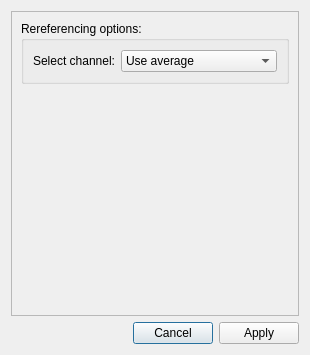
Qt form designer_ui_files/rereferencingDialogUi.ui (cibr-jyu/meggie) before a commit.
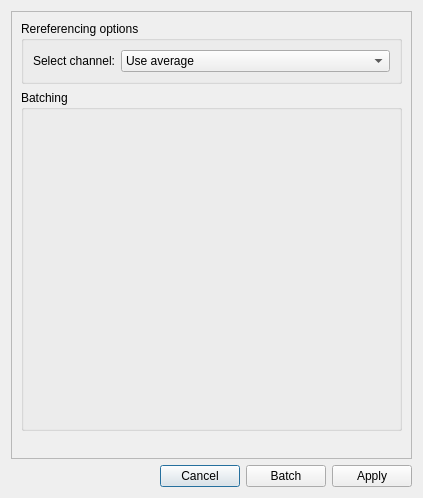
The same form after that commit.

Commit message: Implement batch to referencing

```diff
--- a/designer_ui_files/rereferencingDialogUi.ui
+++ b/designer_ui_files/rereferencingDialogUi.ui
@@ -6,8 +6,8 @@
    <rect>
     <x>0</x>
     <y>0</y>
-    <width>310</width>
-    <height>355</height>
+    <width>423</width>
+    <height>498</height>
    </rect>
   </property>
   <property name="windowTitle">
@@ -36,6 +36,13 @@
        </property>
       </widget>
      </item>
+     <item>
+      <widget class="QPushButton" name="pushButtonBatch">
+       <property name="text">
+        <string>Batch</string>
+       </property>
+      </widget>
+     </item>
      <item>
       <widget class="QPushButton" name="pushButtonApply">
        <property name="text">
@@ -55,15 +62,15 @@
        <rect>
         <x>0</x>
         <y>0</y>
-        <width>290</width>
-        <height>304</height>
+        <width>403</width>
+        <height>447</height>
        </rect>
       </property>
       <layout class="QGridLayout" name="gridLayout">
        <item row="0" column="0">
         <widget class="QGroupBox" name="groupBoxRereference">
          <property name="title">
-          <string>Rereferencing options:</string>
+          <string>Rereferencing options</string>
          </property>
          <layout class="QFormLayout" name="formLayout_2">
           <item row="1" column="0">
@@ -94,7 +101,7 @@
          </layout>
         </widget>
        </item>
-       <item row="1" column="0">
+       <item row="2" column="0">
         <spacer name="verticalSpacer">
          <property name="orientation">
           <enum>Qt::Vertical</enum>
@@ -107,6 +114,25 @@
          </property>
         </spacer>
        </item>
+       <item row="1" column="0">
+        <widget class="QGroupBox" name="groupBoxBatching">
+         <property name="title">
+          <string>Batching</string>
+         </property>
+         <layout class="QGridLayout" name="gridLayoutBatching">
+          <item row="0" column="0">
+           <widget class="QWidget" name="batchingWidgetPlaceholder" native="true">
+            <property name="minimumSize">
+             <size>
+              <width>300</width>
+              <height>300</height>
+             </size>
+            </property>
+           </widget>
+          </item>
+         </layout>
+        </widget>
+       </item>
       </layout>
      </widget>
     </widget>
```
Left out of the diff: 27 changed lines with no effect on the pictures. The commit also changes 10 other files.
